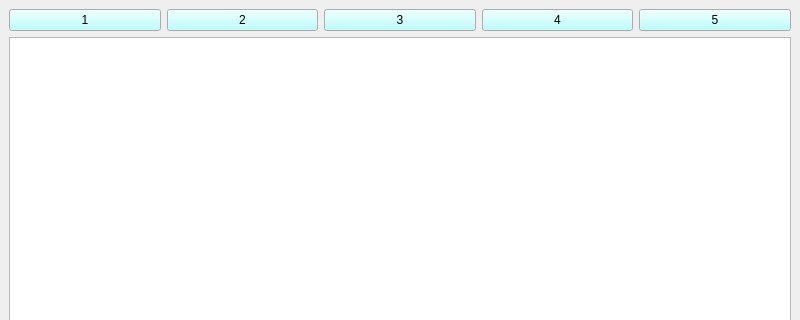
The window that src/view/mlp_qt_view/mlp_main_win.ui (dandyelf/mlp_lesson) describes before a commit, drawn with Qt 5; both pictures show x 0 to 800 and y 0 to 320 of the 800 by 600 pixel window.
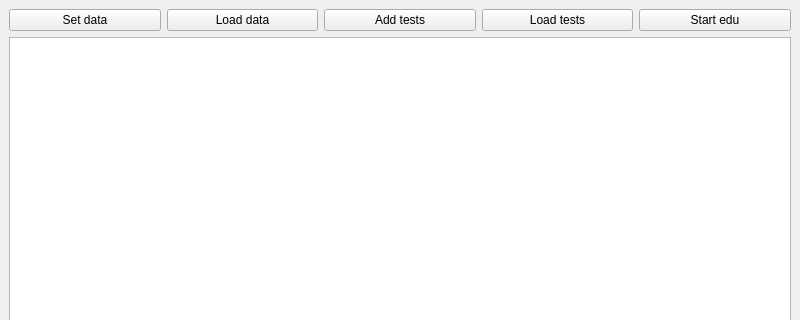
The same window after the commit.

```diff
--- a/src/view/mlp_qt_view/mlp_main_win.ui
+++ b/src/view/mlp_qt_view/mlp_main_win.ui
@@ -10,43 +10,6 @@
     <height>600</height>
    </rect>
   </property>
-  <property name="palette">
-   <palette>
-    <active>
-     <colorrole role="Button">
-      <brush brushstyle="SolidPattern">
-       <color alpha="255">
-        <red>239</red>
-        <green>239</green>
-        <blue>239</blue>
-       </color>
-      </brush>
-     </colorrole>
-    </active>
-    <inactive>
-     <colorrole role="Button">
-      <brush brushstyle="SolidPattern">
-       <color alpha="255">
-        <red>170</red>
-        <green>255</green>
-        <blue>255</blue>
-       </color>
-      </brush>
-     </colorrole>
-    </inactive>
-    <disabled>
-     <colorrole role="Button">
-      <brush brushstyle="SolidPattern">
-       <color alpha="255">
-        <red>170</red>
-        <green>85</green>
-        <blue>0</blue>
-       </color>
-      </brush>
-     </colorrole>
-    </disabled>
-   </palette>
-  </property>
   <property name="windowTitle">
    <string>MLP</string>
   </property>
@@ -57,35 +20,53 @@
       <item>
        <widget class="QPushButton" name="pushButton">
         <property name="text">
-         <string>1</string>
+         <string>Set data</string>
         </property>
+        <property name="checkable">
+         <bool>true</bool>
+        </property>
+        <property name="flat">
+         <bool>false</bool>
+        </property>
        </widget>
       </item>
       <item>
        <widget class="QPushButton" name="pushButton_2">
         <property name="text">
-         <string>2</string>
+         <string>Load data</string>
         </property>
+        <property name="checkable">
+         <bool>true</bool>
+        </property>
        </widget>
       </item>
       <item>
        <widget class="QPushButton" name="pushButton_3">
         <property name="text">
-         <string>3</string>
+         <string>Add tests</string>
         </property>
+        <property name="checkable">
+         <bool>true</bool>
+        </property>
        </widget>
       </item>
       <item>
        <widget class="QPushButton" name="pushButton_4">
         <property name="text">
-         <string>4</string>
+         <string>Load tests</string>
         </property>
+        <property name="checkable">
+         <bool>true</bool>
+        </property>
        </widget>
       </item>
       <item>
        <widget class="QPushButton" name="pushButton_5">
         <property name="text">
-         <string>5</string>
+         <string>Start edu</string>
+        </property>
+        <property name="checkable">
+         <bool>true</bool>
         </property>
        </widget>
       </item>
```
Left out of the diff: 10 changed lines with no effect on the pictures.
